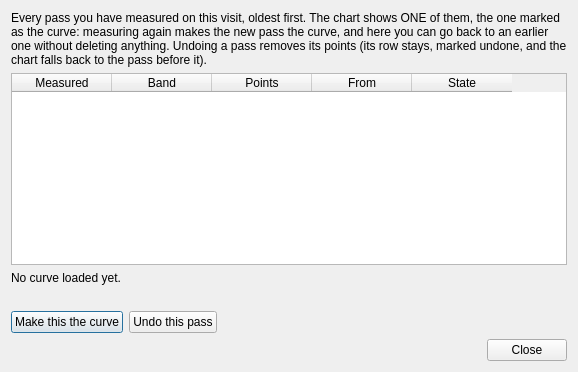
irydeo/nightscribe, file nightscribe/gui/ui/ufe_passes_dialog.ui: the form before one commit.
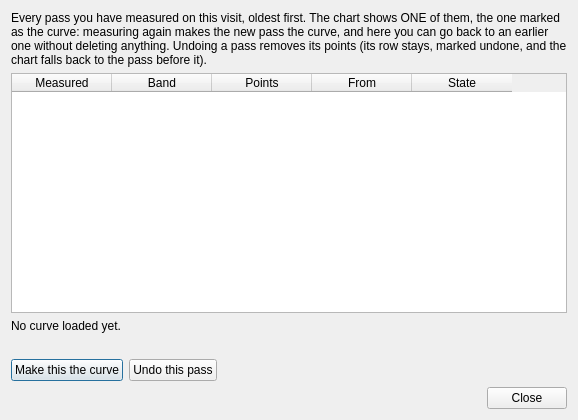
The form after the commit.

Commit message: measure: the night figures work, the passes door opens readable, and Manual tweak fits

The edit to the form file:
```diff
--- a/nightscribe/gui/ui/ufe_passes_dialog.ui
+++ b/nightscribe/gui/ui/ufe_passes_dialog.ui
@@ -32,6 +32,12 @@
    </item>
    <item>
     <widget class="QTableWidget" name="tbl_passes">
+     <property name="minimumSize">
+      <size>
+       <width>0</width>
+       <height>240</height>
+      </size>
+     </property>
      <property name="editTriggers">
       <set>QAbstractItemView::NoEditTriggers</set>
      </property>
```
The commit also changes 7 other files.
